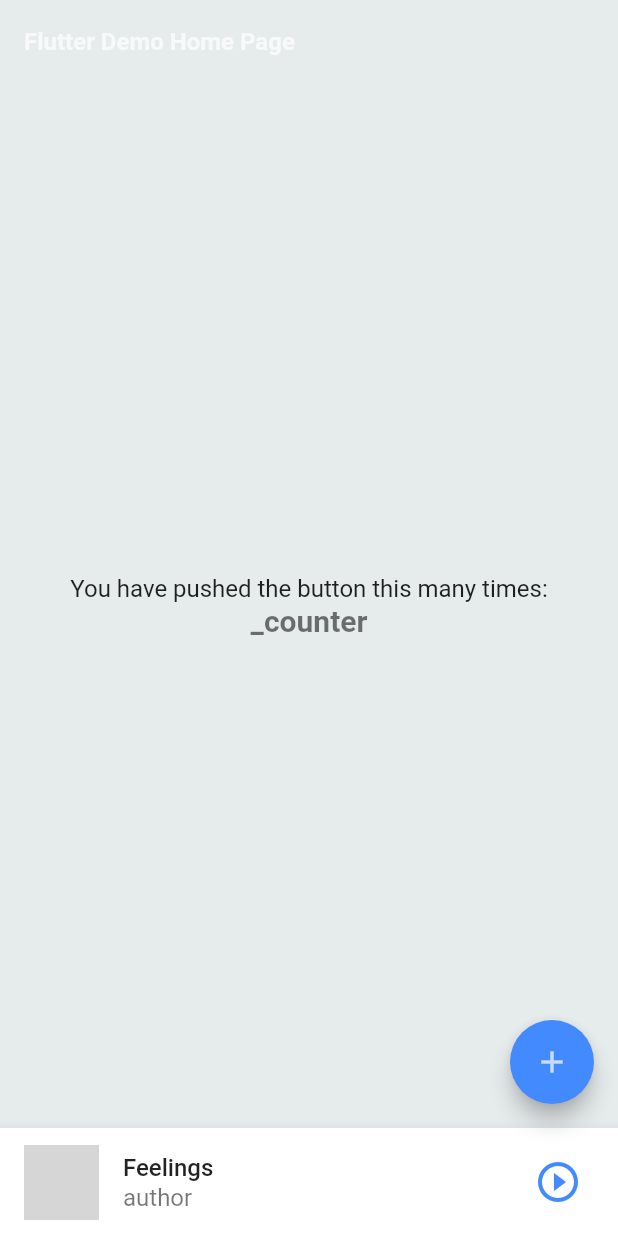
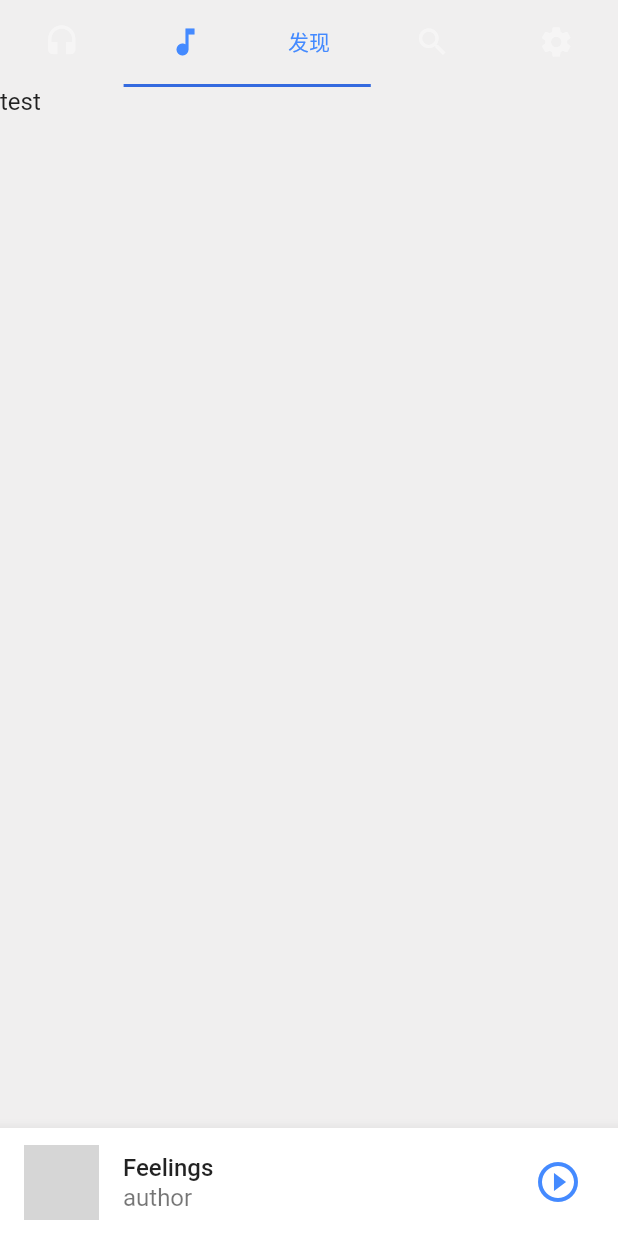
Before and after one commit to xiong35/Feelings, a Flutter app: the screen it shows after launch, on a phone screen of 412 x 824 dp. Run offline on Flutter 3.47's test engine with Material 2 defaults, Android fonts, the phone set to English and light mode, and no system bars; our stand-ins replace event_bus; network calls fail; grey boxes are pictures that could not be loaded.

Commit message:
finish app bar

```diff
--- a/lib/global/colors.dart
+++ b/lib/global/colors.dart
@@ -54,10 +54,10 @@ class FeelingsThemeData {
 
   static const ColorScheme lightColorScheme = ColorScheme(
     primary: Color(0xFF448AFF),
-    primaryVariant: Color(0xFF00B8D4),
-    secondary: Color(0xFF448AFF),
-    secondaryVariant: Color(0xFF00B8D4),
-    background: Color(0xFFE6EBEB),
+    primaryVariant: Color(0xFF346ADF),
+    secondary: Color(0xFF00B8D4),
+    secondaryVariant: Color(0xFF0098A4),
+    background: Color(0xFFF0EFEF),
     surface: Color(0xFFFAFBFB),
     onBackground: Colors.white,
     error: _lightFillColor,
@@ -70,9 +70,9 @@ class FeelingsThemeData {
 
   static const ColorScheme darkColorScheme = ColorScheme(
     primary: Color(0xFF00B8D4),
-    primaryVariant: Color(0xFF448AFF),
-    secondary: Color(0xFF00B8D4),
-    secondaryVariant: Color(0xFF448AFF),
+    primaryVariant: Color(0xFF10E8F4),
+    secondary: Color(0xFF448AFF),
+    secondaryVariant: Color(0xFF64AAFF),
     background: Color(0xFF241E20),
     surface: Color(0xFF1F1922),
     onBackground: Color(0x0DFFFFFF),
--- a/lib/main.dart
+++ b/lib/main.dart
@@ -2,7 +2,7 @@ import 'package:flutter/material.dart';
 import 'package:event_bus/event_bus.dart';
 
 import 'package:feelings/global/colors.dart';
-import 'package:feelings/components/thePlayPanel.dart';
+import 'package:feelings/pages/mainPage.dart';
 
 EventBus eventBus = EventBus();
 
@@ -59,38 +59,7 @@ class MyHomePage extends StatefulWidget {
 class _MyHomePageState extends State<MyHomePage> {
   @override
   Widget build(BuildContext context) {
-    return Scaffold(
-        appBar: AppBar(
-          title: Text(widget.title),
-        ),
-        body: Center(
-          child: Column(
-            mainAxisAlignment: MainAxisAlignment.center,
-            children: <Widget>[
-              Text(
-                'You have pushed the button this many times:',
-              ),
-              Text(
-                '_counter',
-                style: Theme.of(context).textTheme.headline4,
-              ),
-            ],
-          ),
-        ),
-        floatingActionButton: FloatingActionButton(
-          onPressed: () => eventBus.fire(
-              ThemeEvent(FeelingsThemeData.darkThemeData)),
-          tooltip: 'Increment',
-          child: Icon(Icons.add),
-        ),
-        bottomNavigationBar: ThePlayPanel(
-            authorName: "author",
-            musicName: "Feelings",
-            musicCover: Image.network(
-                "http://static.xiong35.cn/image/icons/open-doodles/15.png",
-                fit: BoxFit.cover,
-                height: 50.0,
-                width: 50.0)));
+    return MainPage();
   }
 }
 
--- /dev/null
+++ b/lib/pages/mainPage.dart
@@ -0,0 +1,244 @@
+import 'package:flutter/material.dart';
+
+import 'package:feelings/components/thePlayPanel.dart';
+
+const int tabCount = 4;
+
+class MainPage extends StatefulWidget {
+  const MainPage();
+
+  @override
+  _MainPageState createState() => _MainPageState();
+}
+
+class _MainPageState extends State<MainPage>
+    with SingleTickerProviderStateMixin {
+  TabController _tabController;
+
+  @override
+  void initState() {
+    super.initState();
+    _tabController = TabController(
+      initialIndex: 1,
+      length: tabCount,
+      vsync: this,
+    )..addListener(() {
+        setState(() {});
+      });
+  }
+
+  @override
+  void dispose() {
+    _tabController.dispose();
+    super.dispose();
+  }
+
+  @override
+  Widget build(BuildContext context) {
+    final theme = Theme.of(context);
+    Widget tabBarView;
+
+    tabBarView = Column(
+      children: [
+        _TheTabBar(
+          tabs: _buildTabs(context: context, theme: theme),
+          tabController: _tabController,
+        ),
+        Expanded(
+          child: TabBarView(
+            controller: _tabController,
+            children: _buildTabViews(),
+          ),
+        ),
+      ],
+    );
+
+    return Scaffold(
+        body: SafeArea(
+          child: Theme(
+            data: theme.copyWith(
+              splashColor: Colors.transparent,
+              highlightColor: Colors.transparent,
+            ),
+            child: tabBarView,
+          ),
+          top: true,
+        ),
+        bottomNavigationBar: ThePlayPanel(
+            authorName: "author",
+            musicName: "Feelings",
+            musicCover: Image.network(
+                "http://static.xiong35.cn/image/icons/open-doodles/15.png",
+                fit: BoxFit.cover,
+                height: 50.0,
+                width: 50.0)));
+  }
+
+  List<Widget> _buildTabs({
+    BuildContext context,
+    ThemeData theme,
+  }) {
+    return [
+      _PageTab(
+        theme: theme,
+        iconData: Icons.headset,
+        title: "我的",
+        tabIndex: 0,
+        tabController: _tabController,
+      ),
+      _PageTab(
+        theme: theme,
+        iconData: Icons.music_note,
+        title: "发现",
+        tabIndex: 1,
+        tabController: _tabController,
+      ),
+      _PageTab(
+        theme: theme,
+        iconData: Icons.search,
+        title: "搜索",
+        tabIndex: 2,
+        tabController: _tabController,
+      ),
+      _PageTab(
+        theme: theme,
+        iconData: Icons.settings,
+        title: "设置",
+        tabIndex: 3,
+        tabController: _tabController,
+      ),
+    ];
+  }
+
+  List<Widget> _buildTabViews() {
+    return [
+      Text("test"),
+      Text("test"),
+      Text("test"),
+      Text("test"),
+    ];
+  }
+}
+
+class _TheTabBar extends StatelessWidget {
+  const _TheTabBar({Key key, this.tabs, this.tabController})
+      : super(key: key);
+
+  final List<Widget> tabs;
+  final TabController tabController;
+
+  @override
+  Widget build(BuildContext context) {
+    return TabBar(
+      isScrollable: true,
+      labelPadding: EdgeInsets.zero,
+      tabs: tabs,
+      controller: tabController,
+      indicatorColor:
+          Theme.of(context).colorScheme.primaryVariant,
+      labelColor: Theme.of(context).colorScheme.primary,
+    );
+  }
+}
+
+class _PageTab extends StatefulWidget {
+  _PageTab({
+    ThemeData theme,
+    IconData iconData,
+    String title,
+    int tabIndex,
+    TabController tabController,
+  })  : titleText = Text(
+          title,
+          style: TextStyle(
+            color: theme.colorScheme.primary,
+          ),
+        ),
+        isExpanded = tabController.index == tabIndex,
+        icon = Icon(iconData, semanticLabel: title);
+
+  final Text titleText;
+  final Icon icon;
+  final bool isExpanded;
+
+  @override
+  _PageTabState createState() => _PageTabState();
+}
+
+class _PageTabState extends State<_PageTab>
+    with SingleTickerProviderStateMixin {
+  Animation<double> _titleSizeAnimation;
+  Animation<double> _titleFadeAnimation;
+  Animation<double> _iconFadeAnimation;
+  AnimationController _controller;
+
+  @override
+  void initState() {
+    super.initState();
+    _controller = AnimationController(
+      duration: const Duration(milliseconds: 200),
+      vsync: this,
+    );
+    _titleSizeAnimation = _controller.view;
+    _titleFadeAnimation =
+        _controller.drive(CurveTween(curve: Curves.easeOut));
+    _iconFadeAnimation =
+        _controller.drive(Tween<double>(begin: 0.6, end: 1));
+    if (widget.isExpanded) {
+      _controller.value = 1;
+    }
+  }
+
+  @override
+  void didUpdateWidget(_PageTab oldWidget) {
+    super.didUpdateWidget(oldWidget);
+    if (widget.isExpanded) {
+      _controller.forward();
+    } else {
+      _controller.reverse();
+    }
+  }
+
+  @override
+  Widget build(BuildContext context) {
+    final width = MediaQuery.of(context).size.width;
+    const expandedTitleWidthMultiplier = 1;
+    final unitWidth =
+        width / (tabCount + expandedTitleWidthMultiplier);
+
+    return ConstrainedBox(
+      constraints: const BoxConstraints(minHeight: 56),
+      child: Row(
+        children: [
+          FadeTransition(
+            child: SizedBox(
+              width: unitWidth,
+              child: widget.icon,
+            ),
+            opacity: _iconFadeAnimation,
+          ),
+          FadeTransition(
+            child: SizeTransition(
+              child: SizedBox(
+                width: unitWidth * expandedTitleWidthMultiplier,
+                child: Center(
+                  child: widget.titleText,
+                ),
+              ),
+              axis: Axis.horizontal,
+              axisAlignment: -1,
+              sizeFactor: _titleSizeAnimation,
+            ),
+            opacity: _titleFadeAnimation,
+          ),
+        ],
+      ),
+    );
+  }
+
+  @override
+  void dispose() {
+    _controller.dispose();
+    super.dispose();
+  }
+}
```
Also changed, not shown: 1 other file.
